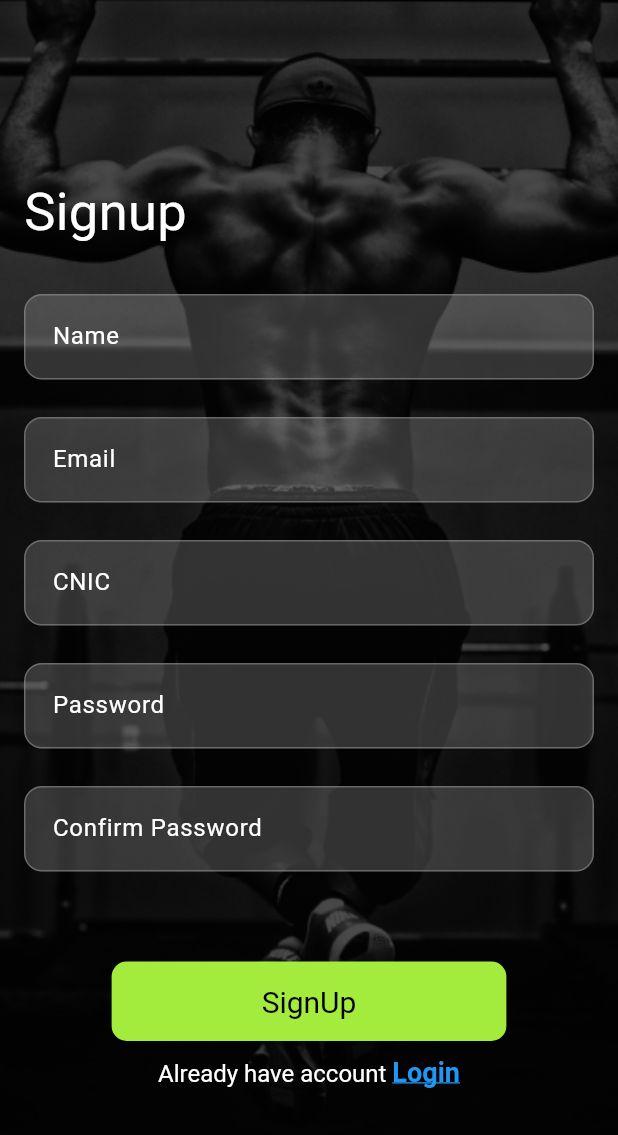
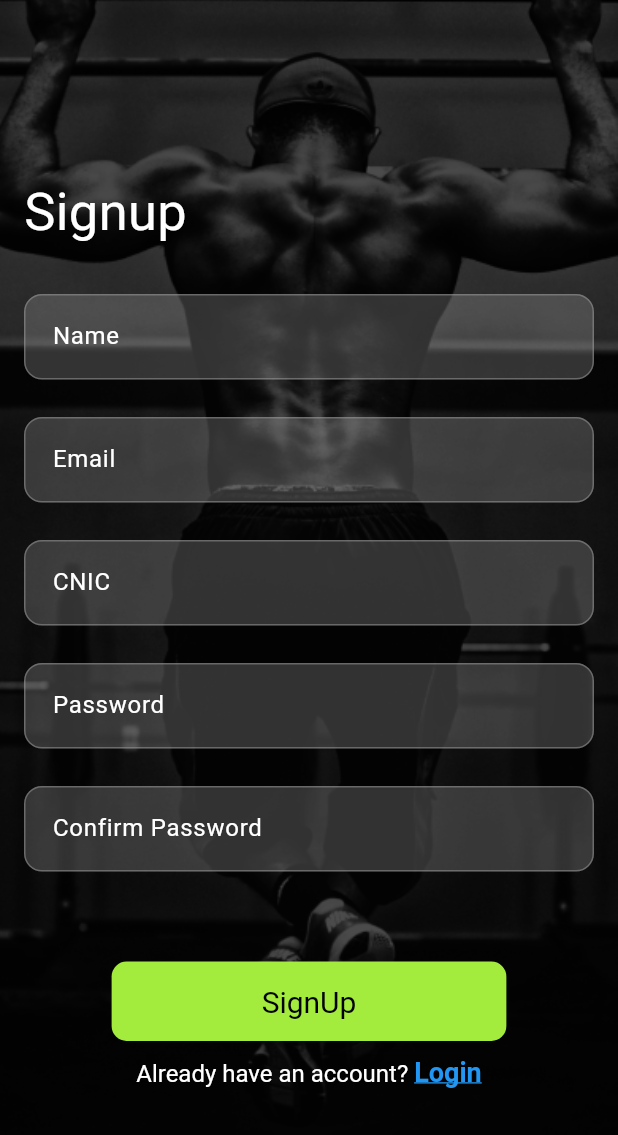
Before and after one commit to Moin1323/gym_mate, a Flutter app: the SignupView screen opened directly, on a phone screen of 412 x 824 dp. Shown: the top 1135 px of the screen. Run offline on Flutter 3.47's test engine with Material 3 defaults, Android fonts, the phone set to English and light mode, and no system bars; our stand-ins replace cloud_firestore, firebase_auth, firebase_core, fluttertoast, get, iconsax and 1 more; accounts and stored records are empty; Roboto replaces fonts that are missing (Satoshi).

Commit message:
auth added

```diff
--- a/lib/main.dart
+++ b/lib/main.dart
@@ -4,6 +4,8 @@ import 'package:gym_mate/res/getx_localization/languages.dart';
 import 'package:gym_mate/res/routes/app_routes.dart';
 import 'package:gym_mate/res/theme/app_theme.dart';
 import 'package:firebase_core/firebase_core.dart';
+import 'package:gym_mate/view/auth/login/login_view.dart';
+import 'package:gym_mate/view/dashboard/Exercieses/cardio_exercise_view.dart';
 import 'package:gym_mate/view/splash/splash_view.dart';
 import 'firebase_options.dart';
 
@@ -28,7 +30,7 @@ class MyApp extends StatelessWidget {
       fallbackLocale: const Locale('en', 'US'),
       debugShowCheckedModeBanner: false,
       theme: AppThemes.myTheme,
-      home: const SplashView(),
+      home:LoginView(),
       getPages: AppRoutes.appRoutes(),
     );
   }
--- a/lib/res/components/custom_bottom_nav_bar.dart
+++ b/lib/res/components/custom_bottom_nav_bar.dart
@@ -7,10 +7,10 @@ class CustomBottomNavBar extends StatelessWidget {
   final ValueChanged<int> onTap;
 
   const CustomBottomNavBar({
-    Key? key,
+    super.key,
     required this.currentIndex,
     required this.onTap,
-  }) : super(key: key);
+  });
 
   @override
   Widget build(BuildContext context) {
--- a/lib/res/components/custom_text_field.dart
+++ b/lib/res/components/custom_text_field.dart
@@ -18,7 +18,7 @@ class CustomTextField extends StatelessWidget {
     required this.hintText,
     this.obscureText = false,
     this.validator,
-    this.onFieldSubmitted,
+    this.onFieldSubmitted, required List<dynamic> inputFormatters,
   });
 
   @override
--- a/lib/res/routes/app_routes.dart
+++ b/lib/res/routes/app_routes.dart
@@ -3,9 +3,8 @@ import 'package:get/get_navigation/src/routes/transitions_type.dart';
 import 'package:gym_mate/res/routes/routes_name.dart';
 import 'package:gym_mate/view/auth/login/login_view.dart';
 import 'package:gym_mate/view/auth/signup/signup_view.dart';
+import 'package:gym_mate/view/dashbord/home/home_view.dart';
 import 'package:gym_mate/view/splash/splash_view.dart';
-
-import '../../view/dashboard/home/home_view.dart';
 
 class AppRoutes {
   static appRoutes() => [
--- a/lib/view/auth/signup/signup_view.dart
+++ b/lib/view/auth/signup/signup_view.dart
@@ -3,10 +3,11 @@ import 'package:flutter/material.dart';
 import 'package:get/get.dart';
 import 'package:gym_mate/res/assets/image_assets.dart';
 import 'package:gym_mate/res/colors/app_colors.dart';
+import 'package:gym_mate/res/components/cnic_formatter.dart';
 import 'package:gym_mate/res/components/custom_text_field.dart';
 import 'package:gym_mate/res/routes/routes_name.dart';
 import 'package:gym_mate/utils/utils.dart';
-import 'package:gym_mate/view_models/controller/login/login_view_model.dart';
+import 'package:gym_mate/view_models/controller/signup/signup_view_model.dart';
 
 class SignupView extends StatefulWidget {
   const SignupView({super.key});
@@ -16,7 +17,7 @@ class SignupView extends StatefulWidget {
 }
 
 class _SignupViewState extends State<SignupView> {
-  final loginVM = Get.put(LoginViewModel());
+  final signupVM = Get.put(SignupViewModel());
   final formKey = GlobalKey<FormState>();
 
   @override
@@ -60,8 +61,8 @@ class _SignupViewState extends State<SignupView> {
 
                     // Name Field
                     CustomTextField(
-                      controller: loginVM.emailController.value,
-                      focusNode: loginVM.emailFocusNode.value,
+                      controller: signupVM.nameController,
+                      focusNode: signupVM.nameFocus,
                       labelText: 'Name',
                       hintText: 'Enter your Name',
                       validator: (value) {
@@ -73,17 +74,17 @@ class _SignupViewState extends State<SignupView> {
                       onFieldSubmitted: (value) {
                         Utils.fieldFocusChange(
                           context,
-                          loginVM.emailFocusNode.value,
-                          loginVM.passwordFocusNode.value,
+                          signupVM.nameFocus,
+                          signupVM.emailFocus,
                         );
-                      },
+                      }, inputFormatters: [],
                     ),
                     const SizedBox(height: 25),
 
                     // Email Field
                     CustomTextField(
-                      controller: loginVM.emailController.value,
-                      focusNode: loginVM.emailFocusNode.value,
+                      controller: signupVM.emailController,
+                      focusNode: signupVM.emailFocus,
                       labelText: 'Email',
                       hintText: 'Enter your email address',
                       validator: (value) {
@@ -91,30 +92,36 @@ class _SignupViewState extends State<SignupView> {
                           return "Please enter your email address";
                         }
                         return null;
-                      },
+                      }, inputFormatters: [],
                     ),
                     const SizedBox(height: 25),
 
                     // CNIC Field
+                  // CNIC Field
 CustomTextField(
-                      controller: loginVM.passwordController.value,
-                      focusNode: loginVM.passwordFocusNode.value,
+  controller: signupVM.cnicController,
+  focusNode: signupVM.cnicFocus,
   labelText: 'CNIC',
   hintText: 'Enter your CNIC',
   validator: (value) {
     if (value!.isEmpty) {
       return "Please enter your CNIC";
     }
+    if (value.length != 15) {
+      return "CNIC must be 14 characters including dashes";
+    }
     return null;
   },
+  inputFormatters: [CnicInputFormatter()], // Add the input formatter here
 ),
+
 
                     const SizedBox(height: 25),
 
-                    // TextField for Password
+                    // Password Field
                     CustomTextField(
-                      controller: loginVM.passwordController.value,
-                      focusNode: loginVM.passwordFocusNode.value,
+                      controller: signupVM.passwordController,
+                      focusNode: signupVM.passwordFocus,
                       labelText: 'Password',
                       hintText: 'Enter your password',
                       obscureText: true,
@@ -123,32 +130,34 @@ class _SignupViewState extends State<SignupView> {
                           return "Please enter your password";
                         }
                         return null;
-                      },
+                      }, inputFormatters: [],
                     ),
-                    const SizedBox(
-                      height: 25,
-                    ),
-                    //confirm password
+                    const SizedBox(height: 25),
+
+                    // Confirm Password Field
                     CustomTextField(
-                      controller: loginVM.passwordController.value,
-                      focusNode: loginVM.passwordFocusNode.value,
+                      controller: signupVM.confirmPasswordController,
+                      focusNode: signupVM.confirmPasswordFocus,
                       labelText: 'Confirm Password',
-                      hintText: 'Enter your password',
+                      hintText: 'Re-enter your password',
                       obscureText: true,
                       validator: (value) {
                         if (value!.isEmpty) {
-                          return "Please enter your password";
+                          return "Please confirm your password";
+                        }
+                        if (value != signupVM.passwordController.text) {
+                          return "Passwords do not match";
                         }
                         return null;
-                      },
+                      }, inputFormatters: [],
                     ),
-
                     const SizedBox(height: 60),
 
+                    // SignUp Button
                     ElevatedButton(
                       onPressed: () {
                         if (formKey.currentState!.validate()) {
-                          loginVM.loginApi();
+                          signupVM.register();
                         }
                       },
                       style: ElevatedButton.styleFrom(
@@ -160,7 +169,7 @@ class _SignupViewState extends State<SignupView> {
                         backgroundColor: AppColors.primary,
                       ),
                       child: Obx(() {
-                        return loginVM.loading.value
+                        return signupVM.loading.value
                             ? const CircularProgressIndicator(
                                 color: Colors.white)
                             : const Text(
@@ -170,12 +179,12 @@ class _SignupViewState extends State<SignupView> {
                               );
                       }),
                     ),
-                    const SizedBox(
-                      height: 10,
-                    ),
+                    const SizedBox(height: 10),
+
+                    // Login Redirect
                     RichText(
                       text: TextSpan(
-                        text: "Already have account ",
+                        text: "Already have an account? ",
                         style: const TextStyle(
                             color: AppColors.secondary, fontSize: 16),
                         children: [
--- a/lib/view/dashboard/Exercieses/main_exercises_view.dart
+++ b/lib/view/dashboard/Exercieses/main_exercises_view.dart
@@ -9,7 +9,7 @@ class MainExercisesView extends StatelessWidget {
   Widget build(BuildContext context) {
     return Scaffold(
       appBar: AppBar(
- leading: Icon(Icons.menu,color: Colors.white,size: 30,),
+ leading: const Icon(Icons.menu,color: Colors.white,size: 30,),
         backgroundColor: AppColors.background,
  title: const Text(
           "Exercises",
@@ -39,7 +39,7 @@ class MainExercisesView extends StatelessWidget {
                 child:  Align(
                   alignment: Alignment.bottomLeft,
                   child: Padding(
-                    padding: EdgeInsets.only(left: 15.0,bottom: 10),
+                    padding: const EdgeInsets.only(left: 15.0,bottom: 10),
                     child: Row(
                       children: [
 
--- a/lib/view/dashboard/home/home_view.dart
+++ b/lib/view/dashboard/home/home_view.dart
@@ -223,7 +223,7 @@ class _HomeViewState extends State<HomeView> {
                 height: Get.height * 0.1,
                 decoration: BoxDecoration(
                   borderRadius: BorderRadius.circular(15),
-                  color: Color(0xFF191919),
+                  color: const Color(0xFF191919),
                 ),
               )
             ],
--- a/lib/view/dashboard/home/tb_component.dart
+++ b/lib/view/dashboard/home/tb_component.dart
@@ -5,10 +5,10 @@ class TabrComponent extends StatelessWidget {
   final String label; // Text label for the tab
 
   const TabrComponent({
-    Key? key,
+    super.key,
     required this.imageAsset,
     required this.label,
-  }) : super(key: key);
+  });
 
   @override
   Widget build(BuildContext context) {
@@ -17,7 +17,7 @@ class TabrComponent extends StatelessWidget {
         height: 60, // Height of the container
         width: 120, // Width of the container
         decoration: BoxDecoration(
-          color: Color(0xFF191919), // Background color for the container
+          color: const Color(0xFF191919), // Background color for the container
           borderRadius: BorderRadius.circular(30), // Rounded corners
         ),
         child: Padding(
--- a/lib/view/dashboard/home/widgets/Search.dart
+++ b/lib/view/dashboard/home/widgets/Search.dart
@@ -10,7 +10,7 @@ class Search extends StatefulWidget {
 class _SearchState extends State<Search> {
   @override
   Widget build(BuildContext context) {
-    return Scaffold(
+    return const Scaffold(
       body: Center(child: Text('Search')),
     );
   }
```
Also changed, not shown: lib/res/components/cnic_formatter.dart (added, +39 -0 lines), lib/view/auth/login/login_view.dart (+25 -32 lines), lib/view/dashboard/BottomNavigationBar/BnB.dart (+6 -6 lines), lib/view/dashboard/home/widgets/exercise_component.dart (+9 -9 lines), lib/view/dashbord/home/home_view.dart (added, +33 -0 lines), lib/view_models/controller/login/login_view_model.dart (+75 -26 lines), lib/view_models/controller/signup/signup_view_model.dart (added, +109 -0 lines). Lines whose indentation alone changed are shown as unchanged.
